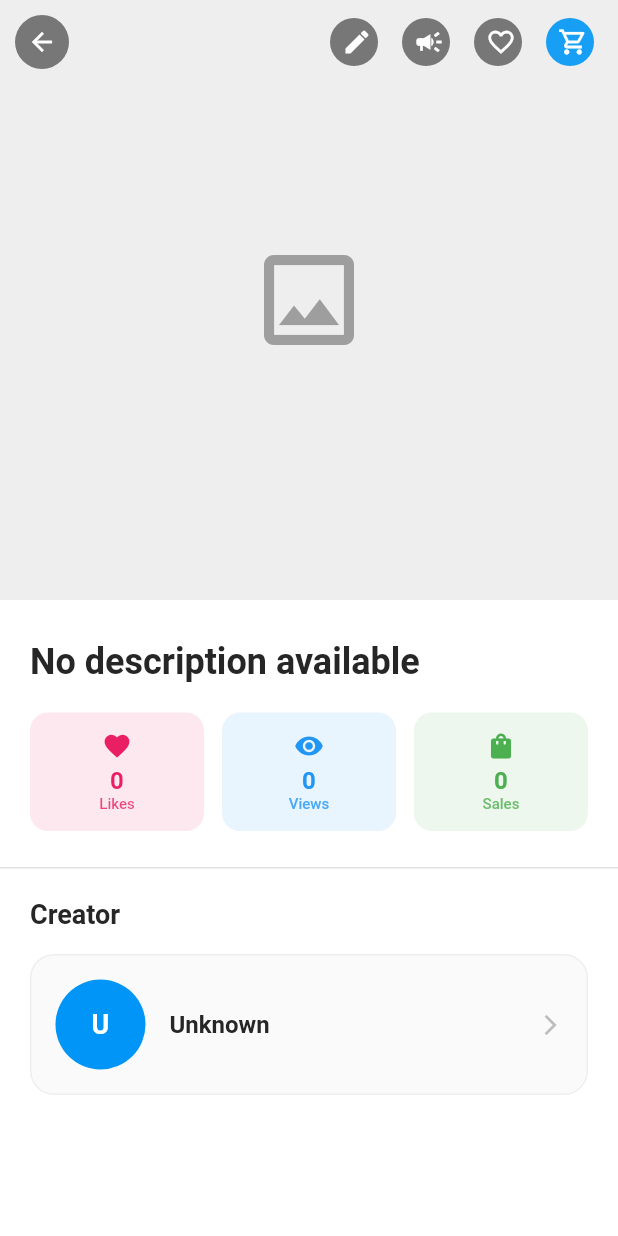
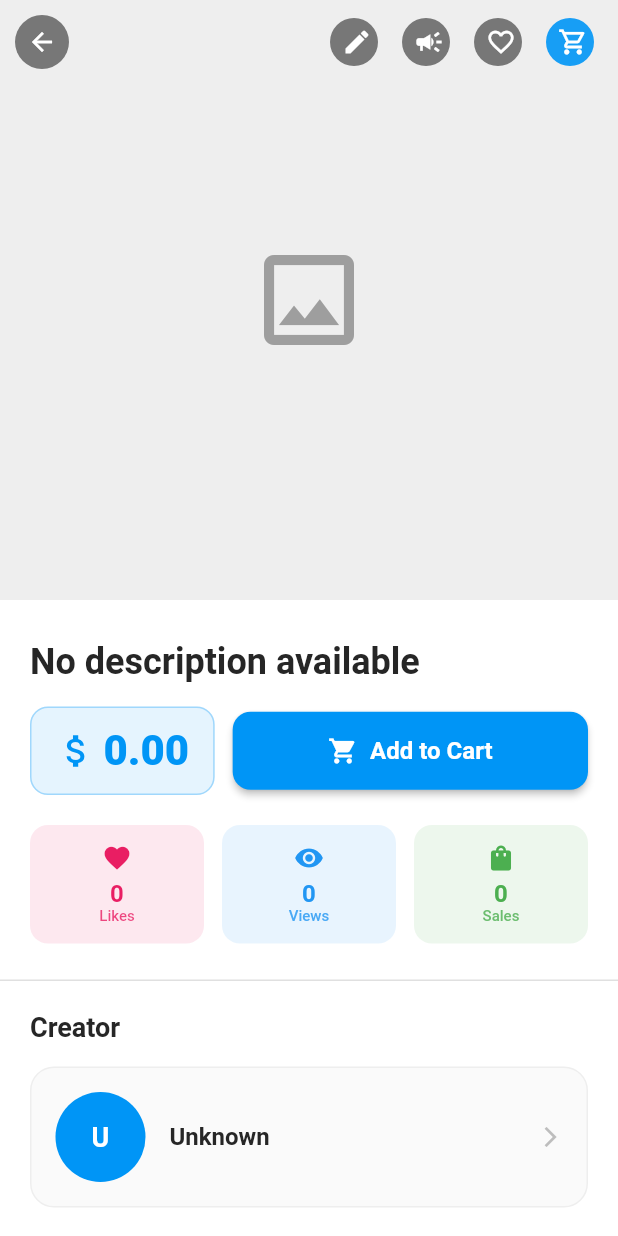
Before and after one commit to chys-app/chys-app-flutter, a Flutter app: the ProductDetailView screen opened directly with empty values, on a phone screen of 412 x 824 dp. Run offline on Flutter 3.47's test engine with Material 3 defaults, Android fonts, the phone set to English and light mode, and no system bars; our stand-ins replace cached_network_image, camera, carousel_slider, connectivity_plus, emoji_picker_flutter, firebase_core and 25 more; missing offline and left inert: agora_rtc_engine, flutter_dotted, flutter_stripe, google_maps_places_autocomplete_widgets, staggered_grid_view, video_compress and 1 more; accounts and stored records are empty; network calls fail; project files that could hold a hidden picture were left out.

Commit message:
Add prices to products Fixes #50 also UI updates for add to cart and cart display in product detail.

```diff
--- a/lib/app/data/models/product.dart
+++ b/lib/app/data/models/product.dart
@@ -60,6 +60,7 @@ class Products {
   RxList<dynamic> likes;
   final int viewCount;
   final int salesCount;
+  final double price;
   final List<String> tags;
   final bool isActive;
   RxList<Map<String, dynamic>> comments;
@@ -80,6 +81,7 @@ class Products {
     required List<dynamic> likes,
     required this.viewCount,
     required this.salesCount,
+    required this.price,
     required this.tags,
     required this.isActive,
     required List<dynamic> comments,
@@ -119,6 +121,9 @@ class Products {
       salesCount: map["salesCount"] is int
           ? map["salesCount"]
           : int.tryParse(map["salesCount"]?.toString() ?? '') ?? 0,
+      price: map["price"] is num
+          ? (map["price"] as num).toDouble()
+          : double.tryParse(map["price"]?.toString() ?? '') ?? 0.0,
       tags: _safeStringList(map["tags"]),
       isActive: map["isActive"] == true,
       comments: map["comments"] ?? [],
--- a/lib/app/modules/product/views/product_detail_view.dart
+++ b/lib/app/modules/product/views/product_detail_view.dart
@@ -129,9 +129,12 @@ class _ProductDetailViewState extends State<ProductDetailView> {
                   _toggleFavorite();
                 },
               ),
-              // Add to cart button
+              // Shopping cart button with badge
               IconButton(
-                icon: Container(
+                icon: Stack(
+                  clipBehavior: Clip.none,
+                  children: [
+                    Container(
                       padding: const EdgeInsets.all(8),
                       decoration: BoxDecoration(
                         color: const Color(0xFF0095F6).withOpacity(0.9),
@@ -139,8 +142,42 @@ class _ProductDetailViewState extends State<ProductDetailView> {
                       ),
                       child: const Icon(Icons.shopping_cart_outlined, color: Colors.white, size: 20),
                     ),
+                    // Cart item count badge
+                    Obx(() {
+                      final itemCount = _cartController.cartItemCount.value;
+                      if (itemCount > 0) {
+                        return Positioned(
+                          right: -4,
+                          top: -4,
+                          child: Container(
+                            padding: const EdgeInsets.all(4),
+                            decoration: BoxDecoration(
+                              color: const Color(0xFFE91E63),
+                              shape: BoxShape.circle,
+                              border: Border.all(color: Colors.white, width: 1.5),
+                            ),
+                            constraints: const BoxConstraints(
+                              minWidth: 18,
+                              minHeight: 18,
+                            ),
+                            child: Text(
+                              itemCount > 99 ? '99+' : itemCount.toString(),
+                              style: const TextStyle(
+                                color: Colors.white,
+                                fontSize: 10,
+                                fontWeight: FontWeight.bold,
+                              ),
+                              textAlign: TextAlign.center,
+                            ),
+                          ),
+                        );
+                      }
+                      return const SizedBox.shrink();
+                    }),
+                  ],
+                ),
                 onPressed: () {
-                  _addToCart();
+                  Get.toNamed('/cart');
                 },
               ),
               const SizedBox(width: 8),
@@ -180,6 +217,75 @@ class _ProductDetailViewState extends State<ProductDetailView> {
                         color: Color(0xFF262626),
                         height: 1.3,
                       ),
+                    ),
+                  ),
+
+                  const SizedBox(height: 16),
+
+                  // Price and Add to Cart Button
+                  Padding(
+                    padding: const EdgeInsets.symmetric(horizontal: 20),
+                    child: Row(
+                      children: [
+                        // Price
+                        Container(
+                          padding: const EdgeInsets.symmetric(horizontal: 16, vertical: 12),
+                          decoration: BoxDecoration(
+                            color: const Color(0xFF0095F6).withOpacity(0.1),
+                            borderRadius: BorderRadius.circular(12),
+                            border: Border.all(
+                              color: const Color(0xFF0095F6).withOpacity(0.3),
+                              width: 1,
+                            ),
+                          ),
+                          child: Row(
+                            mainAxisSize: MainAxisSize.min,
+                            children: [
+                              const Icon(
+                                Icons.attach_money,
+                                color: Color(0xFF0095F6),
+                                size: 28,
+                              ),
+                              const SizedBox(width: 4),
+                              Text(
+                                widget.product.price.toStringAsFixed(2),
+                                style: const TextStyle(
+                                  fontSize: 28,
+                                  fontWeight: FontWeight.w800,
+                                  color: Color(0xFF0095F6),
+                                ),
+                              ),
+                            ],
+                          ),
+                        ),
+                        const SizedBox(width: 12),
+                        // Add to Cart Button
+                        Expanded(
+                          child: ElevatedButton.icon(
+                            onPressed: _addToCart,
+                            icon: const Icon(Icons.shopping_cart, size: 20),
+                            label: const Text(
+                              'Add to Cart',
+                              style: TextStyle(
+                                fontSize: 16,
+                                fontWeight: FontWeight.w600,
+                              ),
+                            ),
+                            style: ElevatedButton.styleFrom(
+                              backgroundColor: const Color(0xFF0095F6),
+                              foregroundColor: Colors.white,
+                              padding: const EdgeInsets.symmetric(
+                                horizontal: 20,
+                                vertical: 16,
+                              ),
+                              shape: RoundedRectangleBorder(
+                                borderRadius: BorderRadius.circular(12),
+                              ),
+                              elevation: 2,
+                            ),
+                          ),
+                        ),
+                      ],
                     ),
                   ),
 
--- a/lib/app/widget/common/product_grid_widget.dart
+++ b/lib/app/widget/common/product_grid_widget.dart
@@ -79,6 +79,25 @@ class ProductGridWidget extends StatelessWidget {
                           fontWeight: FontWeight.w600,
                           height: 1.3,
                         ),
+                      ),
+                      const SizedBox(height: 8),
+                      // Price
+                      Row(
+                        children: [
+                          const Icon(
+                            Icons.attach_money,
+                            color: Color(0xFFC8E6C9),
+                            size: 18,
+                          ),
+                          Text(
+                            product.price.toStringAsFixed(2),
+                            style: const TextStyle(
+                              color: Color(0xFFC8E6C9),
+                              fontSize: 18,
+                              fontWeight: FontWeight.w800,
+                            ),
+                          ),
+                        ],
                       ),
                       const SizedBox(height: 12),
                       GestureDetector(
```
Lines whose indentation alone changed are shown as unchanged.
